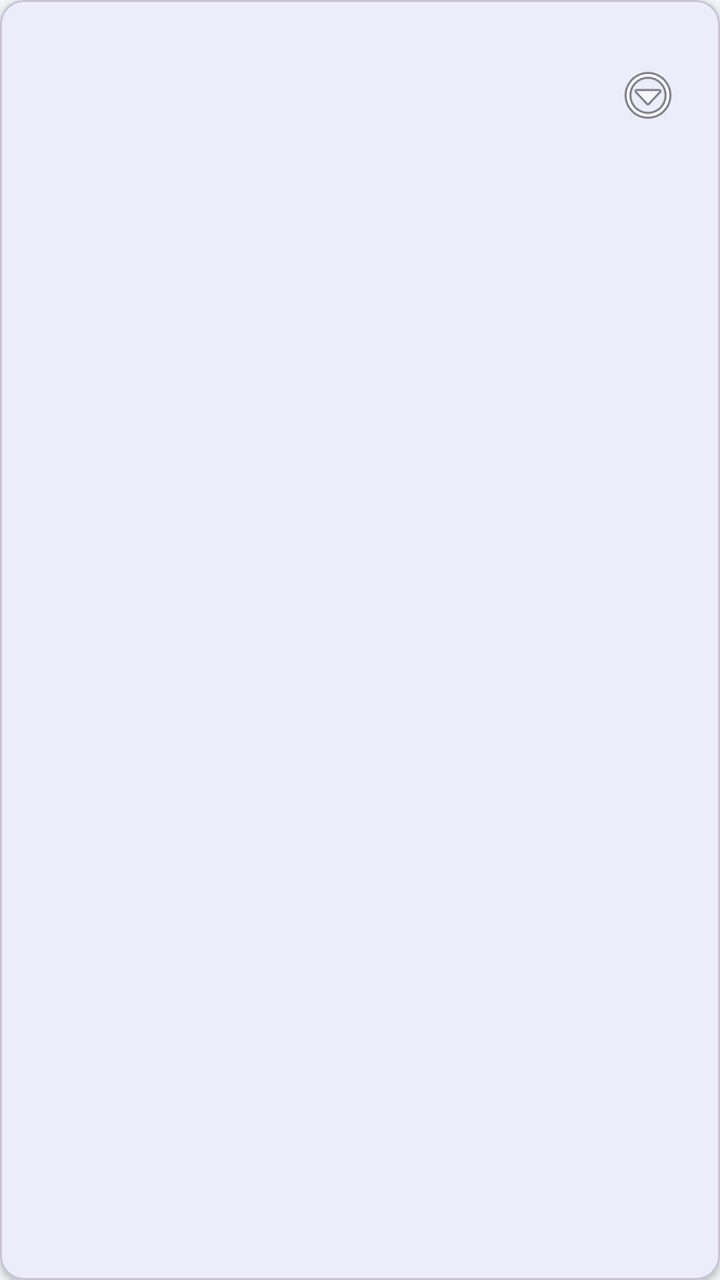
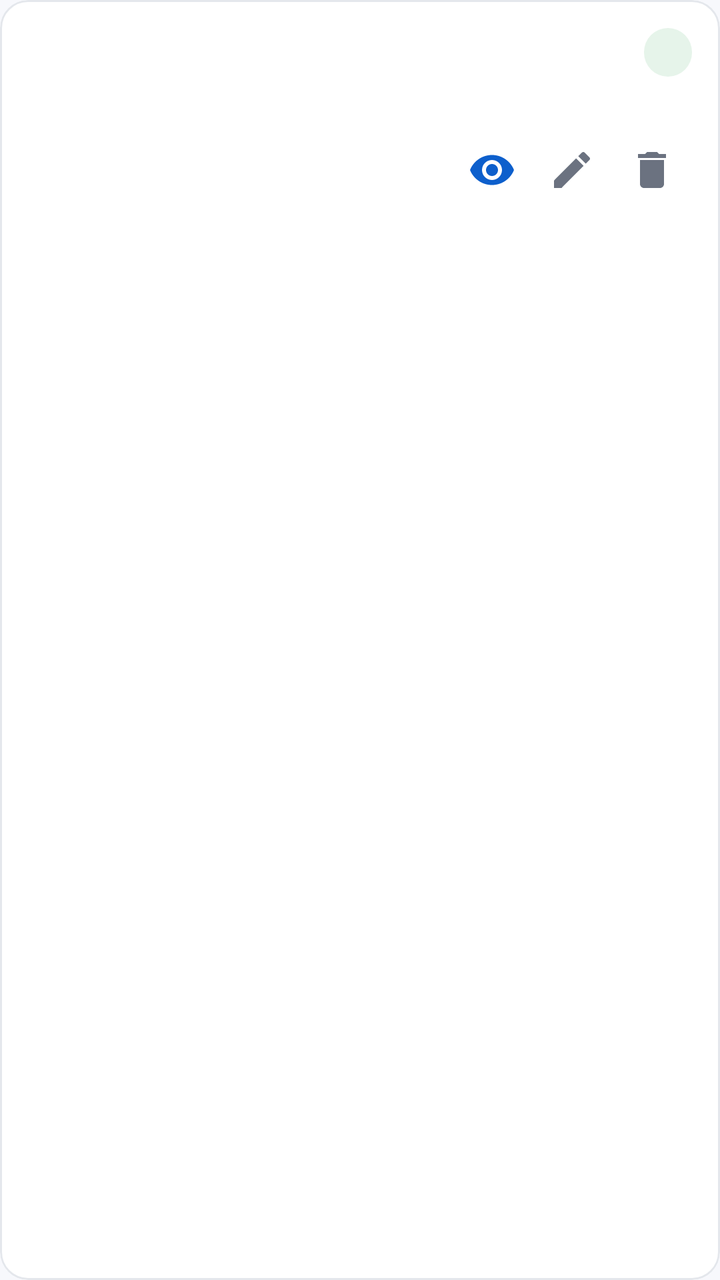

An Android layout rendered at two revisions. The XML below is the earlier revision; the diff shows what the commit changed to produce the second picture.
<!-- AndroidManifest.xml: application theme Theme.SalesApp -->
<!-- res/layout/item_customer.xml -->
<?xml version="1.0" encoding="utf-8"?>
<com.google.android.material.card.MaterialCardView
    xmlns:android="http://schemas.android.com/apk/res/android"
    xmlns:app="http://schemas.android.com/apk/res-auto"
    android:layout_width="match_parent"
    android:layout_height="wrap_content"
    android:layout_marginHorizontal="12dp"
    android:layout_marginVertical="6dp"
    app:cardCornerRadius="12dp"
    app:cardElevation="2dp">

    <LinearLayout
        android:layout_width="match_parent"
        android:layout_height="wrap_content"
        android:orientation="horizontal"
        android:gravity="center_vertical"
        android:padding="16dp">

        <LinearLayout
            android:layout_width="0dp"
            android:layout_height="wrap_content"
            android:layout_weight="1"
            android:orientation="vertical">

            <TextView
                android:id="@+id/tvName"
                android:layout_width="wrap_content"
                android:layout_height="wrap_content"
                android:textSize="16sp"
                android:textStyle="bold"
                android:textColor="@color/text_primary" />

            <TextView
                android:id="@+id/tvPhone"
                android:layout_width="wrap_content"
                android:layout_height="wrap_content"
                android:layout_marginTop="2dp"
                android:textColor="@color/text_secondary"
                android:textSize="13sp" />

            <TextView
                android:id="@+id/tvMeta"
                android:layout_width="wrap_content"
                android:layout_height="wrap_content"
                android:layout_marginTop="6dp"
                android:textColor="@color/primary"
                android:textSize="12sp" />
        </LinearLayout>

        <ImageButton
            android:id="@+id/btnMenu"
            android:layout_width="40dp"
            android:layout_height="40dp"
            android:background="?attr/selectableItemBackgroundBorderless"
            android:src="@android:drawable/ic_menu_more"
            android:contentDescription="Options" />
    </LinearLayout>
</com.google.android.material.card.MaterialCardView>
<!-- resources referenced by this layout -->
<resources>
  <color name="primary">#1565C0</color>
  <color name="text_primary">#FF1A1A1A</color>
  <color name="text_secondary">#FF6B6B6B</color>
  <style name="Theme.SalesApp" parent="Theme.Material3.DayNight.NoActionBar">
          <item name="colorPrimary">@color/primary</item>
          <item name="colorPrimaryDark">@color/primary_dark</item>
          <item name="colorPrimaryVariant">@color/primary_variant</item>
          <item name="colorOnPrimary">@color/white</item>
          <item name="colorSecondary">@color/accent</item>
          <item name="colorOnSecondary">@color/white</item>
          <item name="android:statusBarColor">@color/primary_dark</item>
          <item name="android:windowBackground">@color/bg</item>
      </style>
  <color name="primary_dark">#0D47A1</color>
  <color name="accent">#FF6D00</color>
  <color name="bg">#FFF5F6FA</color>
  <!-- unchanged entries left out for length: 2 -->
</resources>

<!-- the commit's change to res/layout/item_customer.xml (unified diff, before → after) -->
@@ -5,54 +5,79 @@
     android:layout_width="match_parent"
     android:layout_height="wrap_content"
     android:layout_marginHorizontal="12dp"
-    android:layout_marginVertical="6dp"
-    app:cardCornerRadius="12dp"
-    app:cardElevation="2dp">
+    android:layout_marginVertical="5dp"
+    app:cardBackgroundColor="@color/surface"
+    app:cardCornerRadius="14dp"
+    app:cardElevation="0dp"
+    app:strokeColor="@color/divider"
+    app:strokeWidth="1dp">
 
     <LinearLayout
         android:layout_width="match_parent"
         android:layout_height="wrap_content"
-        android:orientation="horizontal"
-        android:gravity="center_vertical"
-        android:padding="16dp">
+        android:orientation="vertical"
+        android:padding="14dp">
 
         <LinearLayout
-            android:layout_width="0dp"
+            android:layout_width="match_parent"
             android:layout_height="wrap_content"
-            android:layout_weight="1"
-            android:orientation="vertical">
+            android:orientation="horizontal"
+            android:gravity="center_vertical">
 
             <TextView
                 android:id="@+id/tvName"
-                android:layout_width="wrap_content"
+                android:layout_width="0dp"
                 android:layout_height="wrap_content"
+                android:layout_weight="1"
                 android:textSize="16sp"
                 android:textStyle="bold"
                 android:textColor="@color/text_primary" />
 
             <TextView
-                android:id="@+id/tvPhone"
-                android:layout_width="wrap_content"
-                android:layout_height="wrap_content"
-                android:layout_marginTop="2dp"
-                android:textColor="@color/text_secondary"
-                android:textSize="13sp" />
+                android:id="@+id/tvStatus"
+                style="@style/StatusChip" />
+        </LinearLayout>
+
+        <TextView
+            android:id="@+id/tvPhone"
+            android:layout_width="match_parent"
+            android:layout_height="wrap_content"
+            android:layout_marginTop="3dp"
+            android:textColor="@color/text_secondary"
+            android:textSize="13sp" />
+
+        <LinearLayout
+            android:layout_width="match_parent"
+            android:layout_height="wrap_content"
+            android:layout_marginTop="6dp"
+            android:orientation="horizontal"
+            android:gravity="center_vertical">
 
             <TextView
                 android:id="@+id/tvMeta"
-                android:layout_width="wrap_content"
+                android:layout_width="0dp"
                 android:layout_height="wrap_content"
-                android:layout_marginTop="6dp"
-                android:textColor="@color/primary"
+                android:layout_weight="1"
+                android:textColor="@color/text_secondary"
                 android:textSize="12sp" />
+
+            <ImageButton
+                android:id="@+id/btnDetails"
+                style="@style/Widget.SalesApp.IconButton"
+                android:src="@drawable/ic_details"
+                android:contentDescription="Details" />
+
+            <ImageButton
+                android:id="@+id/btnEdit"
+                style="@style/Widget.SalesApp.IconButton"
+                android:src="@drawable/ic_edit"
+                android:contentDescription="Edit" />
+
+            <ImageButton
+                android:id="@+id/btnToggle"
+                style="@style/Widget.SalesApp.IconButton"
+                android:src="@drawable/ic_delete"
+                android:contentDescription="Delete" />
         </LinearLayout>
-
-        <ImageButton
-            android:id="@+id/btnMenu"
-            android:layout_width="40dp"
-            android:layout_height="40dp"
-            android:background="?attr/selectableItemBackgroundBorderless"
-            android:src="@android:drawable/ic_menu_more"
-            android:contentDescription="Options" />
     </LinearLayout>
 </com.google.android.material.card.MaterialCardView>
<!-- resource entries referenced after the edit -->
@@ -1,21 +1,90 @@
 <!-- resources referenced by this layout -->
 <resources>
-  <color name="primary">#1565C0</color>
-  <color name="text_primary">#FF1A1A1A</color>
-  <color name="text_secondary">#FF6B6B6B</color>
-  <style name="Theme.SalesApp" parent="Theme.Material3.DayNight.NoActionBar">
+  <color name="divider">#FFE4E7EC</color>
+  <color name="surface">#FFFFFFFF</color>
+  <color name="primary">#0D5FCC</color>
+  <!-- drawable chip_success (drawable) -->
+  <?xml version="1.0" encoding="utf-8"?>
+  <shape xmlns:android="http://schemas.android.com/apk/res/android" android:shape="rectangle">
+      <solid android:color="@color/chip_success_bg" />
+      <corners android:radius="20dp" />
+  </shape>
+  <color name="chip_success_fg">#FF1E7D34</color>
+  <color name="text_primary">#FF1A1A22</color>
+  <color name="text_secondary">#FF6B7280</color>
+  <!-- drawable ic_delete (drawable) -->
+  <vector xmlns:android="http://schemas.android.com/apk/res/android"
+      android:width="24dp" android:height="24dp" android:viewportWidth="24" android:viewportHeight="24"
+      android:tint="@color/text_secondary">
+      <path android:fillColor="@android:color/white" android:pathData="M6,19c0,1.1 0.9,2 2,2h8c1.1,0 2,-0.9 2,-2V7H6v12zM19,4h-3.5l-1,-1h-5l-1,1H5v2h14V4z"/>
+  </vector>
+  <!-- drawable ic_details (drawable) -->
+  <vector xmlns:android="http://schemas.android.com/apk/res/android"
+      android:width="24dp" android:height="24dp" android:viewportWidth="24" android:viewportHeight="24"
+      android:tint="@color/primary">
+      <path android:fillColor="@android:color/white" android:pathData="M12,4.5C7,4.5 2.73,7.61 1,12c1.73,4.39 6,7.5 11,7.5s9.27,-3.11 11,-7.5c-1.73,-4.39 -6,-7.5 -11,-7.5zM12,17c-2.76,0 -5,-2.24 -5,-5s2.24,-5 5,-5 5,2.24 5,5 -2.24,5 -5,5zM12,9c-1.66,0 -3,1.34 -3,3s1.34,3 3,3 3,-1.34 3,-3 -1.34,-3 -3,-3z"/>
+  </vector>
+  <!-- drawable ic_edit (drawable) -->
+  <vector xmlns:android="http://schemas.android.com/apk/res/android"
+      android:width="24dp" android:height="24dp" android:viewportWidth="24" android:viewportHeight="24"
+      android:tint="@color/text_secondary">
+      <path android:fillColor="@android:color/white" android:pathData="M3,17.25V21h3.75L17.81,9.94l-3.75,-3.75L3,17.25zM20.71,7.04c0.39,-0.39 0.39,-1.02 0,-1.41l-2.34,-2.34c-0.39,-0.39 -1.02,-0.39 -1.41,0l-1.83,1.83 3.75,3.75 1.83,-1.83z"/>
+  </vector>
+  <style name="StatusChip">
+          <item name="android:layout_width">wrap_content</item>
+          <item name="android:layout_height">wrap_content</item>
+          <item name="android:paddingHorizontal">12dp</item>
+          <item name="android:paddingVertical">4dp</item>
+          <item name="android:textSize">12sp</item>
+          <item name="android:textStyle">bold</item>
+          <item name="android:gravity">center</item>
+          <item name="android:background">@drawable/chip_success</item>
+          <item name="android:textColor">@color/chip_success_fg</item>
+      </style>
+  <style name="Widget.SalesApp.IconButton">
+          <item name="android:layout_width">40dp</item>
+          <item name="android:layout_height">40dp</item>
+          <item name="android:background">?attr/selectableItemBackgroundBorderless</item>
+          <item name="android:scaleType">centerInside</item>
+          <item name="android:padding">8dp</item>
+      </style>
+  <style name="Theme.SalesApp" parent="Theme.Material3.Light.NoActionBar">
           <item name="colorPrimary">@color/primary</item>
           <item name="colorPrimaryDark">@color/primary_dark</item>
           <item name="colorPrimaryVariant">@color/primary_variant</item>
           <item name="colorOnPrimary">@color/white</item>
-          <item name="colorSecondary">@color/accent</item>
+          <item name="colorSecondary">@color/primary</item>
           <item name="colorOnSecondary">@color/white</item>
-          <item name="android:statusBarColor">@color/primary_dark</item>
+          <item name="colorSurface">@color/surface</item>
+          <item name="colorOnSurface">@color/text_primary</item>
+          <item name="android:colorBackground">@color/bg</item>
+          <item name="android:statusBarColor">@color/surface</item>
+          <item name="android:windowLightStatusBar">true</item>
           <item name="android:windowBackground">@color/bg</item>
+          <item name="materialButtonStyle">@style/Widget.SalesApp.Button</item>
+          <item name="floatingActionButtonStyle">@style/Widget.SalesApp.Fab</item>
       </style>
-  <color name="primary_dark">#0D47A1</color>
-  <color name="accent">#FF6D00</color>
-  <color name="bg">#FFF5F6FA</color>
+  <color name="primary_dark">#0A4CA3</color>
+  <color name="bg">#FFF7F8FC</color>
+  <style name="Widget.SalesApp.Button" parent="Widget.Material3.Button">
+          <item name="cornerRadius">28dp</item>
+          <item name="android:paddingVertical">12dp</item>
+          <item name="android:textSize">15sp</item>
+          <item name="android:textAllCaps">false</item>
+          <item name="backgroundTint">@color/primary</item>
+      </style>
+  <style name="Widget.SalesApp.Fab" parent="Widget.Material3.FloatingActionButton.Primary">
+          <item name="backgroundTint">@color/primary</item>
+          <item name="tint">@color/white</item>
+          <item name="srcCompat">@drawable/ic_add</item>
+      </style>
+  <color name="chip_success_bg">#FFE6F4EA</color>
+  <!-- drawable ic_add (drawable) -->
+  <vector xmlns:android="http://schemas.android.com/apk/res/android"
+      android:width="24dp" android:height="24dp" android:viewportWidth="24" android:viewportHeight="24"
+      android:tint="@color/white">
+      <path android:fillColor="@android:color/white" android:pathData="M19,13h-6v6h-2v-6H5v-2h6V5h2v6h6v2z"/>
+  </vector>
   <!-- unchanged entries left out for length: 2 -->
 </resources>
 
